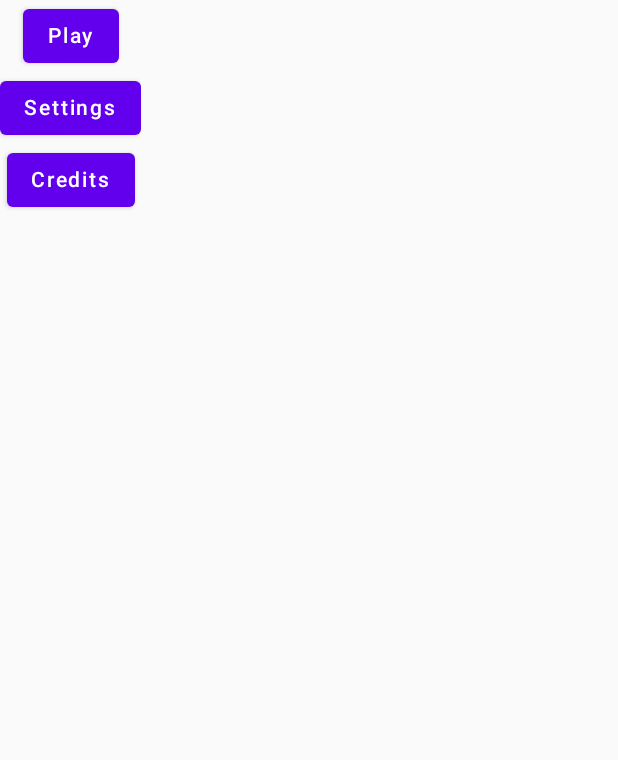
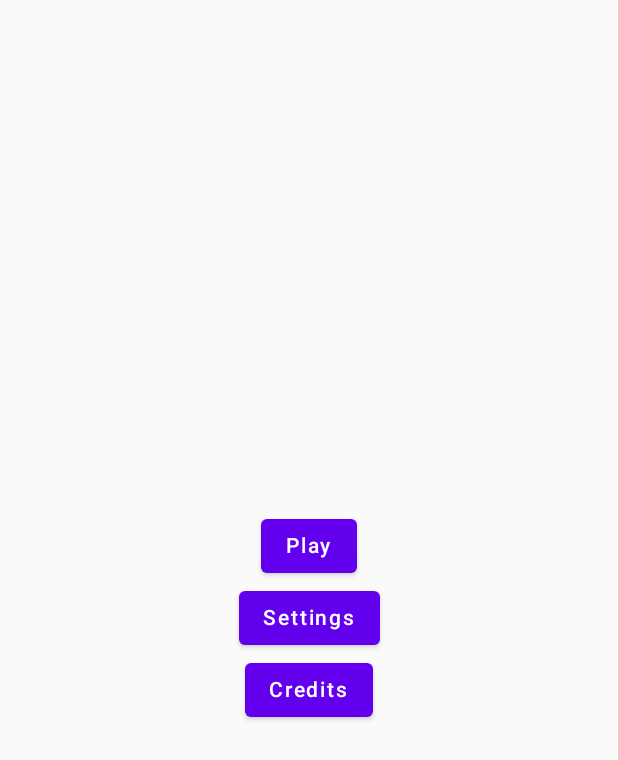
Before and after one commit to Rostyslav-Nazar23/ThreeInRow, an Android app built with Jetpack Compose: the screen it shows after launch (MainActivity), on a phone screen of 412 x 824 dp. Shown: the top 760 px of the screen. Run offline under Robolectric (Android 15) with nearby library versions, the phone set to English and light mode, and no system bars.

Commit message:
Main Menu Aligned Buttons

```diff
--- a/app/src/main/java/com/example/threeinrow/MainActivity.kt
+++ b/app/src/main/java/com/example/threeinrow/MainActivity.kt
@@ -1,27 +1,19 @@
 package com.example.threeinrow
 
 import android.os.Bundle
-import android.provider.Settings
 import androidx.activity.ComponentActivity
 import androidx.activity.compose.setContent
-import androidx.compose.foundation.layout.Arrangement
-import androidx.compose.foundation.layout.Column
-import androidx.compose.foundation.layout.Row
-import androidx.compose.foundation.layout.fillMaxSize
+import androidx.compose.foundation.layout.*
 import androidx.compose.material.Button
-import androidx.compose.material.MaterialTheme
-import androidx.compose.material.Surface
 import androidx.compose.material.Text
 import androidx.compose.runtime.Composable
 import androidx.compose.ui.Alignment
 import androidx.compose.ui.Modifier
 import androidx.compose.ui.platform.LocalContext
-import androidx.compose.ui.tooling.preview.Preview
 import androidx.navigation.NavController
 import androidx.navigation.compose.NavHost
 import androidx.navigation.compose.composable
 import androidx.navigation.compose.rememberNavController
-import com.example.threeinrow.ui.theme.ThreeInRowTheme
 
 class MainActivity : ComponentActivity() {
     override fun onCreate(savedInstanceState: Bundle?) {
@@ -55,18 +47,11 @@ class MainActivity : ComponentActivity() {
 
 @Composable
 fun MainScreen(navController: NavController) {
-    Column(
-        verticalArrangement = Arrangement.SpaceEvenly,
-        horizontalAlignment = Alignment.CenterHorizontally
-    ) {
-        Column(
-            verticalArrangement = Arrangement.SpaceAround,
-            horizontalAlignment = Alignment.CenterHorizontally
-        ) {
-            PlayButton(navController)
-            SettingsButton(navController)
-            CreditsButton(navController)
-        }
+    Column(modifier = Modifier.fillMaxWidth().fillMaxHeight(),
+        horizontalAlignment = Alignment.CenterHorizontally, verticalArrangement = Arrangement.Center) {
+        PlayButton(navController)
+        SettingsButton(navController)
+        CreditsButton(navController)
     }
 }
 
```
